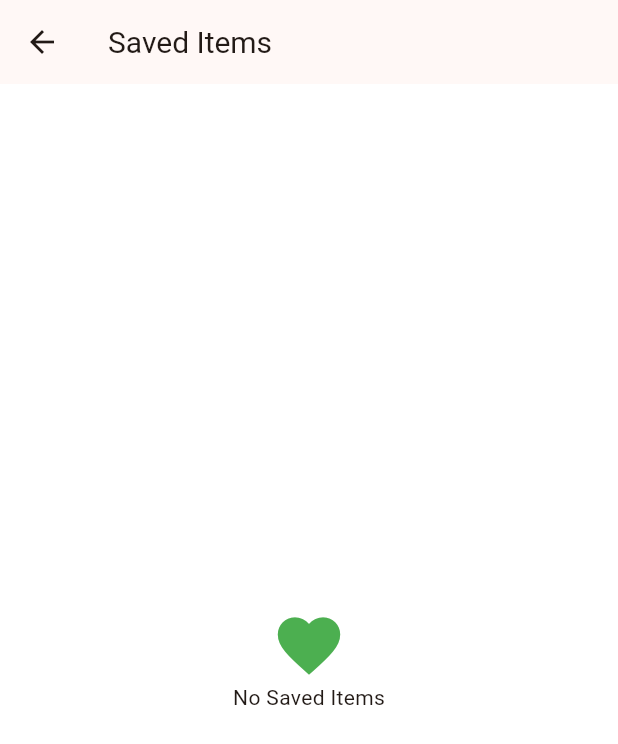
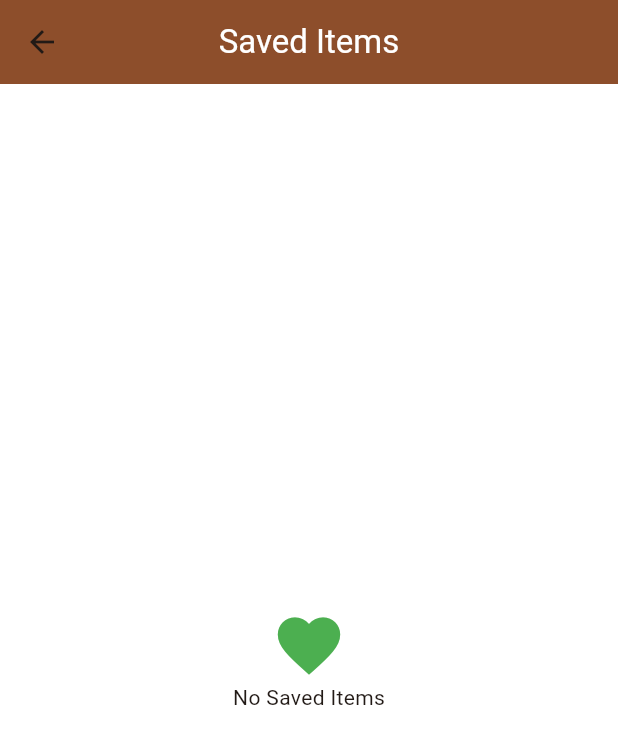
Before and after one commit to awisa-cpu/VegeMarket, a Flutter app: the FavouritePage screen opened directly, on a phone screen of 412 x 824 dp. Shown: the top 744 px of the screen. Run offline on Flutter 3.47's test engine with Material 3 defaults, Android fonts, the light colour scheme and no system bars; our stand-ins replace expandable_text, firebase_auth, firebase_core, flutter_bloc; accounts and stored records are empty; network calls fail.

Commit message:
changed the app bar and color of page

```diff
--- a/lib/Views/app_views/favourite.dart
+++ b/lib/Views/app_views/favourite.dart
@@ -16,11 +16,16 @@ class _FavouritePageState extends State<FavouritePage> {
   @override
   Widget build(BuildContext context) {
     return Scaffold(
+      //
       appBar: AppBar(
+        backgroundColor: Theme.of(context).primaryColor,
         title: const Text(
           'Saved Items',
-          style: TextStyle(fontSize: 20),
+          style: TextStyle(
+            color: Colors.white,
+          ),
         ),
+        centerTitle: true,
       ),
 
       //body
@@ -101,7 +106,7 @@ class _FavouritePageState extends State<FavouritePage> {
     );
   }
 
-  _removeFromFavourite({required Product product}) {
+  void _removeFromFavourite({required Product product}) {
     context.read<ProductProvider>().removeFromFavourite(product: product);
   }
 }
--- a/lib/utilities/widgets/custom_button.dart
+++ b/lib/utilities/widgets/custom_button.dart
@@ -21,7 +21,7 @@ class CustomButton extends StatelessWidget {
         height: 50,
         alignment: Alignment.center,
         decoration: BoxDecoration(
-          color: Colors.amber.shade900,
+          color: Theme.of(context).primaryColor,
           borderRadius: BorderRadius.circular(20),
         ),
         child: Text(
```
Also changed, not shown: lib/Views/app_views/cart.dart (+10 -2 lines).
